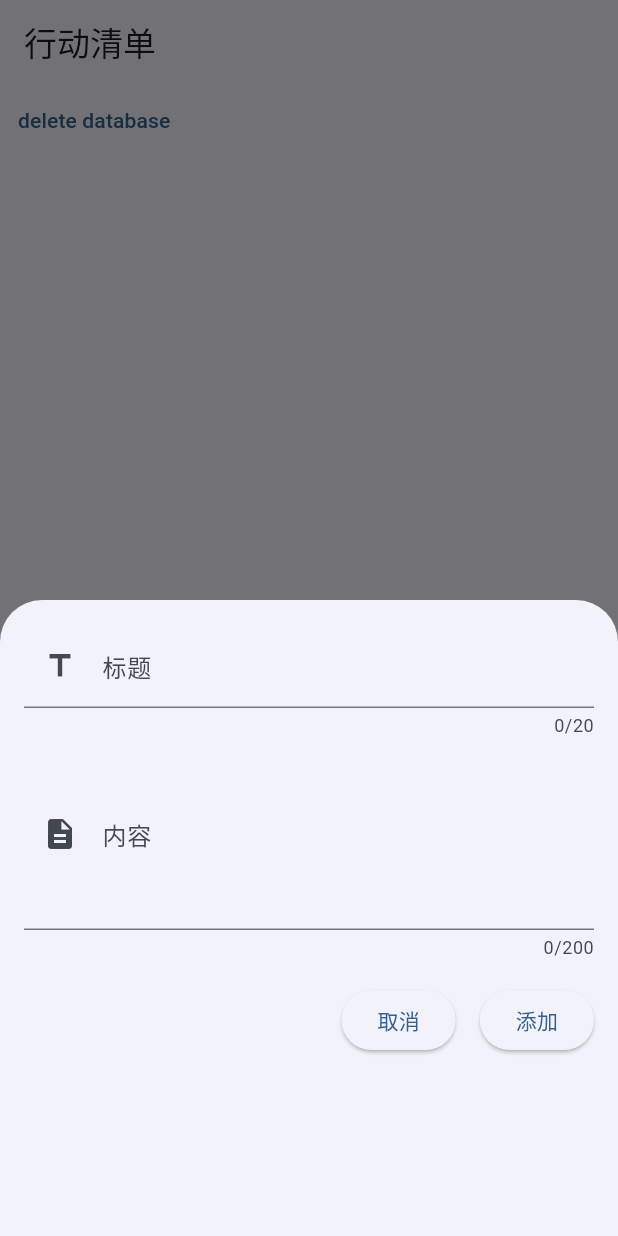
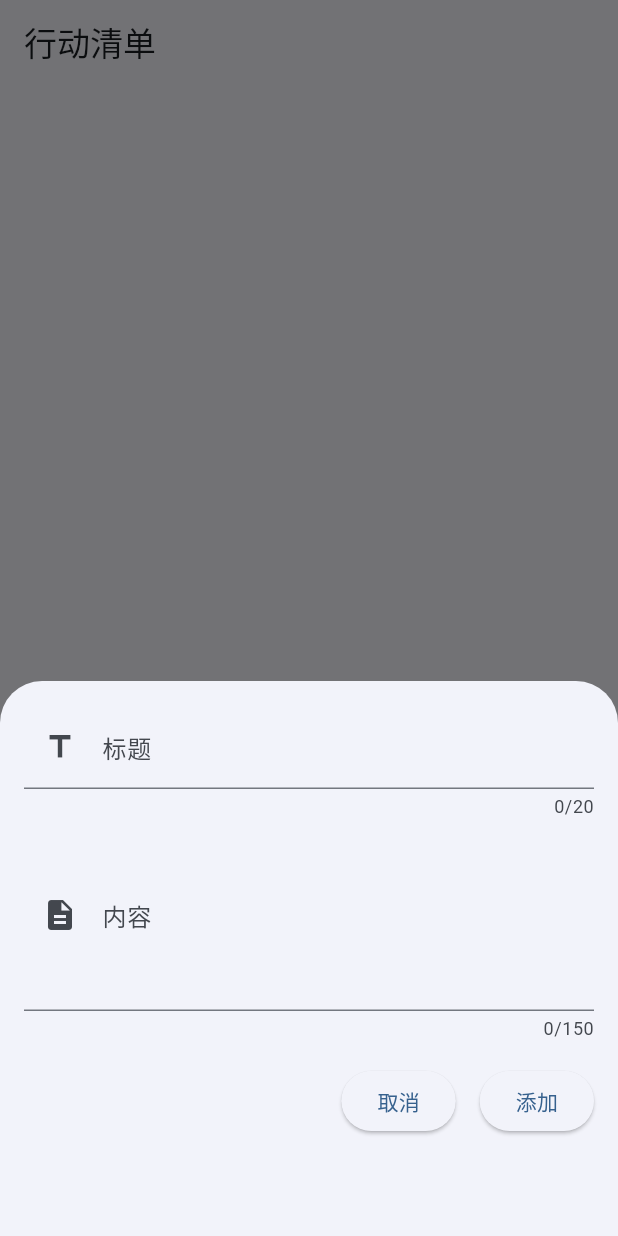
Before and after one commit to dodjhsbsn/todolist, a Flutter app: the screen it shows after launch, after a tap on the "add" icon, on a phone screen of 412 x 824 dp. Run offline on Flutter 3.47's test engine with Material 2 defaults, Android fonts, the light colour scheme and no system bars; our stand-ins replace get, reorderables, sqflite; accounts and stored records are empty.

Commit message:
调整字体大小和显示限制

```diff
--- a/lib/database/sql_helper.dart
+++ b/lib/database/sql_helper.dart
@@ -23,7 +23,7 @@ class SQLHelper {
   static Future<Database> db() {
     return openDatabase(
       'todo.sql',
-      version: 1,
+      version: 2,
       onCreate: (Database db, int version) async {
         await createTable(db, 'tasks');
       },
@@ -66,9 +66,9 @@ class SQLHelper {
   }
 
   // 获取单个任务并返回id
-  static Future<List<Map<String, dynamic>>> getTask(int id) async {
+  static Future<Map<String, dynamic>> getTask(int id) async {
     final Database db = await SQLHelper.db();
-    final List<Map<String, dynamic>> task = await db.query('tasks', where: 'id = ?', whereArgs: [id]);
+    final Map<String, dynamic> task = (await db.query('tasks', where: 'id = ?', whereArgs: [id])) as Map<String, dynamic>;
     return task;
   }
 
--- a/lib/home.dart
+++ b/lib/home.dart
@@ -2,6 +2,7 @@ import 'package:flutter/material.dart';
 import 'database/sql_helper.dart';
 import 'package:reorderables/reorderables.dart';
 import 'package:get/get.dart';
+import 'package:intl/intl.dart';
 
 class HomePage extends StatefulWidget {
   final String title;
@@ -36,13 +37,11 @@ class _HomePageState extends State<HomePage> {
 
   // 显示任务卡编辑框
   void showEditForm(int? id) async {
-
     if (id != null) {
       final data = _journals.firstWhere((element) => element['id'] == id);
       _titleController.text = data['columnTitle'];
       _descriptionController.text = data['columnDescription'];
     }
-    if (!context.mounted) return;
 
     showModalBottomSheet(
       context: context,
@@ -53,7 +52,7 @@ class _HomePageState extends State<HomePage> {
               top: 16,
               left: 16,
               right: 16,
-            bottom: MediaQuery.of(context).viewInsets.bottom + 120,
+              bottom: MediaQuery.of(context).viewInsets.bottom + 50,
             ),
             child: FocusScope(
               node: node,
@@ -73,17 +72,19 @@ class _HomePageState extends State<HomePage> {
                     onEditingComplete: () {
                       node.nextFocus();
                     },
-                  onTapOutside: (PointerDownEvent event){
+                    onTapOutside: (PointerDownEvent event) {
                       FocusManager.instance.primaryFocus?.unfocus();
                     },
                   ),
                   TextField(
                     controller: _descriptionController,
                     maxLines: 4,
-                maxLength: 200,
+                    maxLength: 150,
                     decoration: const InputDecoration(
                       labelText: '内容',
-                  prefixIcon: Icon(Icons.description),
+                      prefixIcon: Icon(
+                        Icons.description,
+                      ),
                     ),
                   ),
                   const SizedBox(
@@ -123,16 +124,39 @@ class _HomePageState extends State<HomePage> {
                         child: Text(id != null ? '更新' : '添加'),
                       ),
                     ],
-              )
+                  ),
+                  const SizedBox(
+                    height: 16,
+                  ),
+                  // 显示格式化任务创建时间
+                  if (id != null)
+                    Row(
+                      mainAxisAlignment: MainAxisAlignment.start,
+                      children: [
+                        Text(
+                          '创建时间：${DateFormat('yyyy-MM-dd').format(DateTime.parse(_journals.firstWhere((element) => element['id'] == id)['createTime']))}',
+                          style: const TextStyle(
+                            color: Colors.grey,
+                            fontSize: 12,
+                          ),
+                        ),
                       ],
-          ),)
-        );
+                    ),
+                ],
+              ),
+            ));
       },
     );
   }
 
   ReorderableColumn _buildReorderableColumn() {
     return ReorderableColumn(
+      // footer: TextButton(
+      //   onPressed: () {
+      //     SQLHelper.deleteAll();
+      //   },
+      //   child: const Text('delete database'),
+      // ),
       onReorder: _onReorder,
       children: _journals.map<Widget>((task) {
         return ReorderableWidget(
@@ -153,24 +177,31 @@ class _HomePageState extends State<HomePage> {
     );
   }
 
-
   Widget _buildTask(Map<String, dynamic> task) {
     final bool isCompleted = task['columnStatus'] == 1;
 
     return Card(
       child: ListTile(
         key: ValueKey(task['id']),
+        iconColor: isCompleted ? Colors.grey : null,
+        minVerticalPadding: 16,
         title: Text(
           task['columnTitle'],
+          softWrap: true,
           style: TextStyle(
             decoration: isCompleted ? TextDecoration.lineThrough : null,
             color: isCompleted ? Colors.grey : null,
+            fontSize: 20,
           ),
         ),
         subtitle: Text(
           task['columnDescription'],
+          // softWrap: true,
+          maxLines: 2,
+          overflow: TextOverflow.ellipsis,
           style: TextStyle(
             color: isCompleted ? Colors.grey : null,
+            fontSize: 14,
           ),
         ),
         trailing: SizedBox(
@@ -195,13 +226,13 @@ class _HomePageState extends State<HomePage> {
                         actions: [
                           TextButton(
                             onPressed: () {
-                              Navigator.of(context).pop(false);
+                              Get.back(result: false);
                             },
                             child: const Text('取消'),
                           ),
                           TextButton(
                             onPressed: () {
-                              Navigator.of(context).pop(true);
+                              Get.back(result: true);
                             },
                             child: const Text('确定'),
                           ),
@@ -215,7 +246,7 @@ class _HomePageState extends State<HomePage> {
                     _refreshJournals();
                   }
                 },
-                icon: Icon(Icons.delete),
+                icon: const Icon(Icons.delete),
               ),
             ],
           ),
@@ -224,10 +255,14 @@ class _HomePageState extends State<HomePage> {
     );
   }
 
-
   void _onReorder(int oldIndex, int newIndex) async {
     final oldTask = _journals[oldIndex];
     final newTask = _journals[newIndex];
+    // 更新_journals数据，移除旧位置任务，插入新位置任务
+    setState(() {
+      _journals.removeAt(oldIndex);
+      _journals.insert(newIndex, oldTask);
+    });
 
     await SQLHelper.updateTaskOrder(
       oldTask['id'],
@@ -236,16 +271,8 @@ class _HomePageState extends State<HomePage> {
       oldTask['columnDescription'],
       oldTask['columnStatus'],
     );
-
-    // 更新_journals数据，移除旧位置任务，插入新位置任务
-    setState(() {
-      _journals.removeAt(oldIndex);
-      _journals.insert(newIndex, oldTask);
-    });
     debugPrint('reorder: ${oldTask['id']} -> ${newTask['id']}');
   }
-
-
 
   @override
   Widget build(BuildContext context) {
@@ -253,17 +280,7 @@ class _HomePageState extends State<HomePage> {
         appBar: AppBar(
           title: Text(widget.title),
         ),
-        body: Column(
-          children: [
-            _buildReorderableColumn(),
-            TextButton(
-              onPressed: () {
-                SQLHelper.deleteAll();
-              },
-              child: const Text('delete database'),
-            ),
-          ],
-        ),
+        body: _buildReorderableColumn(),
         floatingActionButton: FloatingActionButton(
           onPressed: () {
             showEditForm(null);
--- a/lib/main.dart
+++ b/lib/main.dart
@@ -19,6 +19,7 @@ class MyApp extends StatelessWidget {
       debugShowCheckedModeBanner: false,
       theme: ThemeData(
         colorScheme: ColorScheme.fromSeed(seedColor: Colors.blue),
+        visualDensity: VisualDensity.adaptivePlatformDensity,
         useMaterial3: true,
       ),
       home: const HomePage(title: '行动清单'),
--- a/pubspec.yaml
+++ b/pubspec.yaml
@@ -40,6 +40,7 @@ dependencies:
   path_provider: ^2.0.15
   sqflite: ^2.2.8+4
   reorderables: ^0.6.0
+  intl: ^0.18.1
 
 dev_dependencies:
   flutter_test:
```
Also changed, not shown: lib/add_item.dart (deleted, +0 -7 lines), lib/task_class.dart (added, +18 -0 lines), pubspec.lock. Lines whose indentation alone changed are shown as unchanged.
